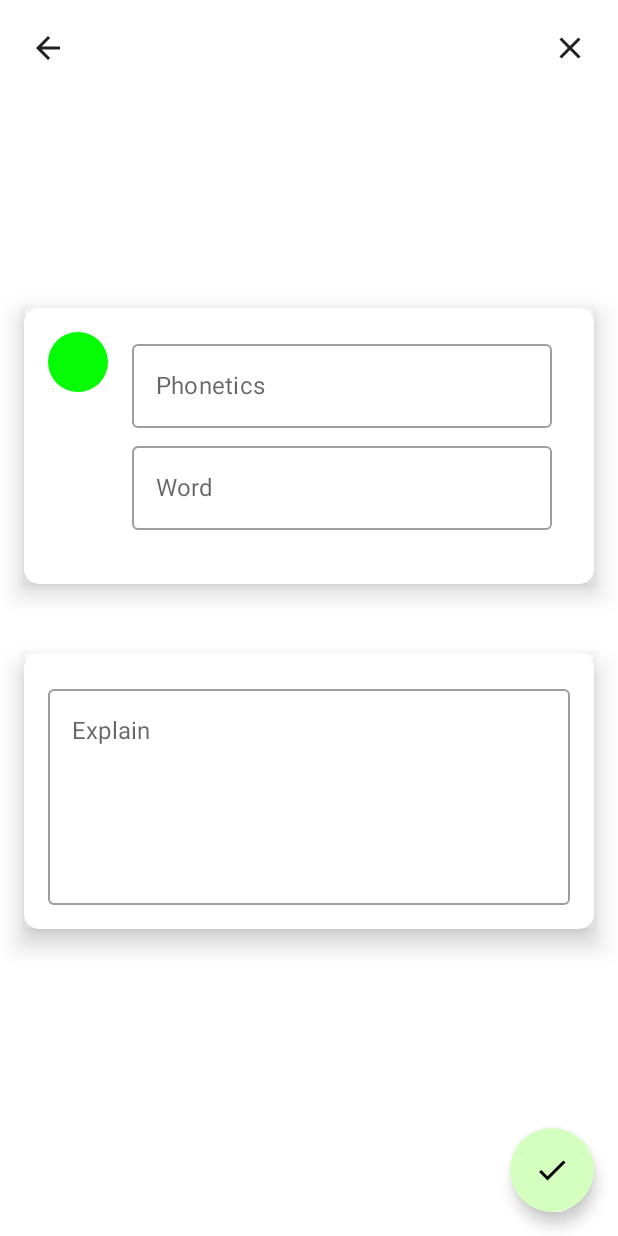
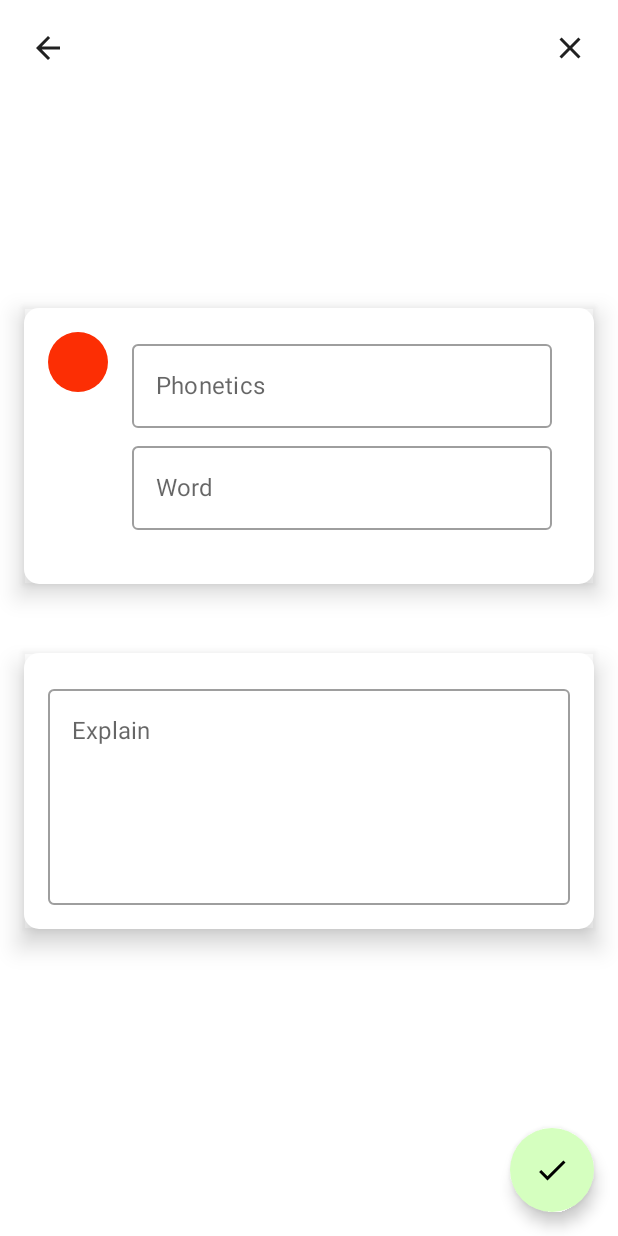
Before and after one commit to encorex32268/VocabularyNote, an Android app built with Jetpack Compose: the screen it shows after launch (MainActivity), after a tap on "Go to Add", on a phone screen of 412 x 824 dp. Run offline under Robolectric (Android 15) with nearby library versions, the phone set to English and light mode, and no system bars; our stand-ins replace Dagger/Hilt's generated code, Room's generated code.

Commit message:
add user color preferences saver

```diff
--- /dev/null
+++ b/app/src/main/java/com/lihan/vocabularynote/data/preferences/DefaultPreferences.kt
@@ -0,0 +1,22 @@
+package com.lihan.vocabularynote.data.preferences
+
+import android.content.SharedPreferences
+import androidx.compose.ui.graphics.Color
+import androidx.compose.ui.graphics.toArgb
+import com.lihan.vocabularynote.domain.repository.Preferences
+
+class DefaultPreferences(
+    private val sharedPreferences: SharedPreferences
+)  : Preferences{
+    override fun saveUserColorWhenAdd(color: Color) {
+        sharedPreferences.edit().putInt(USER_ADD_COLOR,color.toArgb()).apply()
+    }
+
+    override fun loadUserColorWhenAdd(): Color {
+        return Color(sharedPreferences.getInt(USER_ADD_COLOR,Color(252,46,4).toArgb()))
+    }
+    companion object{
+        private const val USER_ADD_COLOR = "user_add_color"
+
+    }
+}
--- a/app/src/main/java/com/lihan/vocabularynote/di/AppModule.kt
+++ b/app/src/main/java/com/lihan/vocabularynote/di/AppModule.kt
@@ -2,9 +2,12 @@ package com.lihan.vocabularynote.di
 
 import android.app.Application
 import android.content.Context
+import android.content.SharedPreferences
 import androidx.room.Room
 import com.lihan.vocabularynote.data.VocabularyNoteDatabase
+import com.lihan.vocabularynote.data.preferences.DefaultPreferences
 import com.lihan.vocabularynote.data.repository.VocabularyNoteRepositoryImpl
+import com.lihan.vocabularynote.domain.repository.Preferences
 import com.lihan.vocabularynote.domain.repository.VocabularyNoteRepository
 import com.lihan.vocabularynote.domain.use_cases.*
 import dagger.Module
@@ -50,6 +53,18 @@ object AppModule {
         )
     }
 
+    @Provides
+    @Singleton
+    fun providesSharedPreferences(@ApplicationContext context : Context) : SharedPreferences{
+        return context.getSharedPreferences("user_data",Context.MODE_PRIVATE)
+    }
+
+    @Provides
+    @Singleton
+    fun providesPreferences(sharedPreferences: SharedPreferences) : Preferences{
+        return DefaultPreferences(sharedPreferences)
+    }
+
 
 
 }
--- /dev/null
+++ b/app/src/main/java/com/lihan/vocabularynote/domain/repository/Preferences.kt
@@ -0,0 +1,11 @@
+package com.lihan.vocabularynote.domain.repository
+
+import androidx.compose.ui.graphics.Color
+
+interface Preferences {
+
+    fun saveUserColorWhenAdd(color : Color)
+    fun loadUserColorWhenAdd() : Color
+
+
+}
--- a/app/src/main/java/com/lihan/vocabularynote/presentations/add/InsertEditEvent.kt
+++ b/app/src/main/java/com/lihan/vocabularynote/presentations/add/InsertEditEvent.kt
@@ -10,6 +10,7 @@ sealed class InsertEditEvent{
     data class WordChanged(val word : String) : InsertEditEvent()
     data class HiraganaChanged(val hiragana : String) : InsertEditEvent()
     data class ExplainChanged(val explain : String) : InsertEditEvent()
+    object IsAddPage : InsertEditEvent()
 
 
 }
--- a/app/src/main/java/com/lihan/vocabularynote/presentations/add/InsertEditScreen.kt
+++ b/app/src/main/java/com/lihan/vocabularynote/presentations/add/InsertEditScreen.kt
@@ -58,6 +58,8 @@ fun InsertEditScreen(
         if (noteId != -1){
             isEditPage = true
             viewModel.onEvent(InsertEditEvent.IsEditPage(noteId))
+        }else{
+            viewModel.onEvent(InsertEditEvent.IsAddPage)
         }
         focusRequester.requestFocus()
     }
--- a/app/src/main/java/com/lihan/vocabularynote/presentations/add/InsertEditViewModel.kt
+++ b/app/src/main/java/com/lihan/vocabularynote/presentations/add/InsertEditViewModel.kt
@@ -4,10 +4,13 @@ import android.util.Log
 import androidx.compose.runtime.getValue
 import androidx.compose.runtime.mutableStateOf
 import androidx.compose.runtime.setValue
+import androidx.compose.ui.graphics.Color
 import androidx.compose.ui.graphics.toArgb
 import androidx.lifecycle.ViewModel
 import androidx.lifecycle.viewModelScope
+import com.lihan.vocabularynote.data.preferences.DefaultPreferences
 import com.lihan.vocabularynote.domain.model.VocabularyNote
+import com.lihan.vocabularynote.domain.repository.Preferences
 import com.lihan.vocabularynote.domain.use_cases.GetVocabularyByNoteId
 import com.lihan.vocabularynote.domain.use_cases.InsertEditVocabularyNote
 import com.lihan.vocabularynote.domain.use_cases.VocabularyNoteUseCases
@@ -21,16 +24,18 @@ import javax.inject.Inject
 
 @HiltViewModel
 class InsertEditViewModel @Inject constructor(
-   private val vocabularyNoteUseCases: VocabularyNoteUseCases
+   private val vocabularyNoteUseCases: VocabularyNoteUseCases,
+   private val preferences: Preferences
 ) : ViewModel(){
 
     private var currentNoteId: Int? = null
 
 
+
     var state by  mutableStateOf(
         VocabularyNote(
             id = currentNoteId,
-            type = VocabularyNote.typeColors.random().toArgb(),
+            type =preferences.loadUserColorWhenAdd().toArgb(),
             word = "",
             hiraganaOrKatakana = "",
             roma = "",
@@ -62,8 +67,11 @@ class InsertEditViewModel @Inject constructor(
                         )
                     }
                 }
+            }
+            is InsertEditEvent.IsAddPage->{
+                state = state.copy(
 
-
+                )
             }
             is InsertEditEvent.Save->{
                 viewModelScope.launch {
@@ -92,6 +100,7 @@ class InsertEditViewModel @Inject constructor(
                 state = state.copy(
                     type = event.color.toArgb()
                 )
+                preferences.saveUserColorWhenAdd(event.color)
             }
             is InsertEditEvent.WordChanged->{
                 state = state.copy(
```
